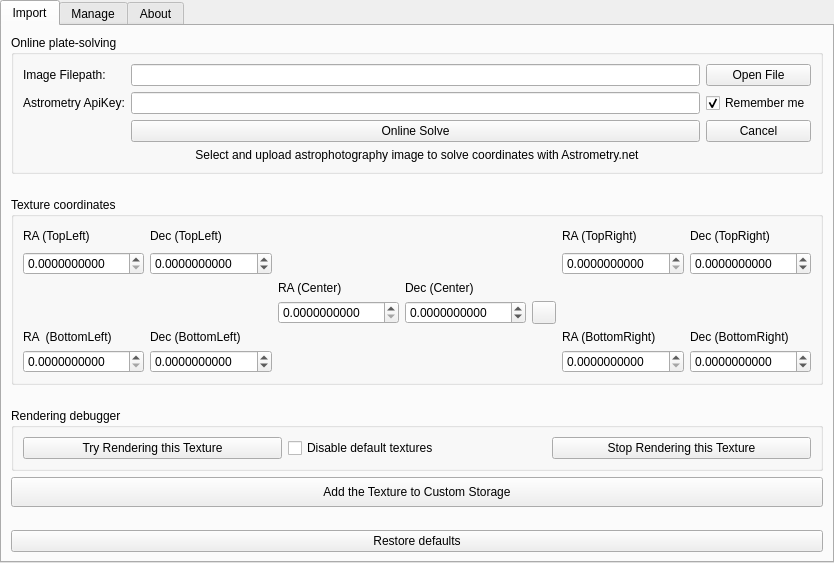
Before: the Qt Designer form plugins/NebulaTextures/src/gui/nebulaTexturesDialog.ui in Stellarium/stellarium, drawn with Qt 5.
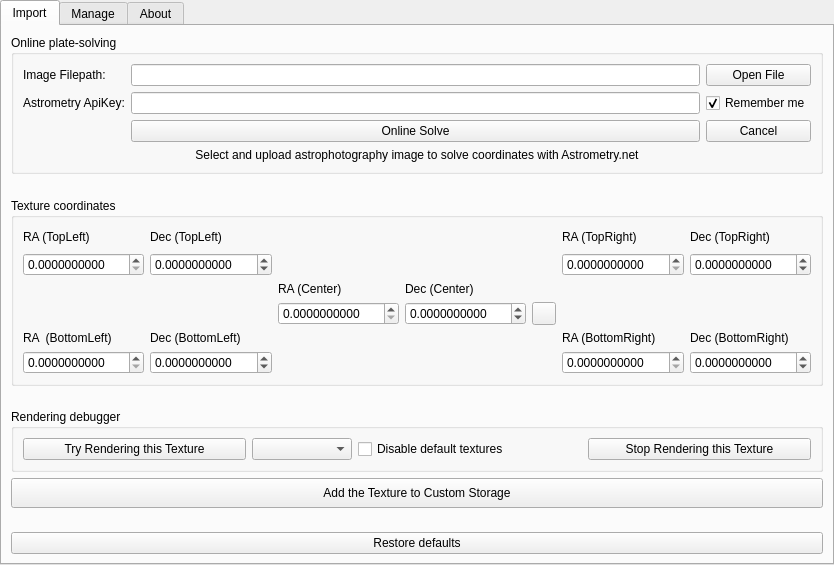
After: the same form once the commit is applied. Icons and pictures are not drawn. Custom widgets are drawn as their Qt base class.

Commit message: brightness Control

```diff
--- a/plugins/NebulaTextures/src/gui/nebulaTexturesDialog.ui
+++ b/plugins/NebulaTextures/src/gui/nebulaTexturesDialog.ui
@@ -7,7 +7,7 @@
     <x>0</x>
     <y>0</y>
     <width>834</width>
-    <height>563</height>
+    <height>565</height>
    </rect>
   </property>
   <property name="windowTitle">
@@ -470,6 +470,16 @@
               </property>
              </widget>
             </item>
+            <item>
+             <widget class="QComboBox" name="brightComboBox">
+              <property name="maximumSize">
+               <size>
+                <width>100</width>
+                <height>16777215</height>
+               </size>
+              </property>
+             </widget>
+            </item>
             <item>
              <widget class="QCheckBox" name="disableDefault">
               <property name="text">
```
The commit also changes 1 other file.
